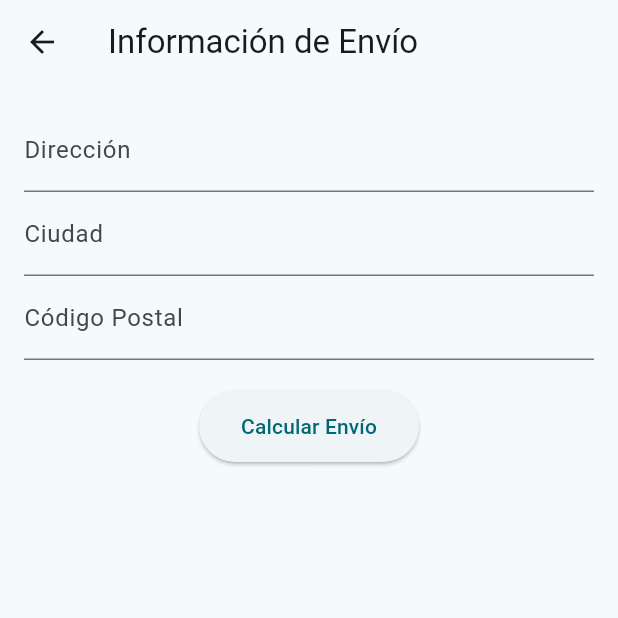
After one commit to Samase-13/corvi_app, a Flutter app: the ShippingFormPage screen opened directly, on a phone screen of 412 x 824 dp, the top half of it. The commit adds this screen. Run offline on Flutter 3.47's test engine with Material 3 defaults, Android fonts, the light colour scheme and no system bars; our stand-ins replace cached_network_image, equatable, flutter_bloc, fluttertoast, get_it, injectable and 1 more; accounts and stored records are empty; network calls fail; project files that could hold a hidden picture were left out.

Commit message:
envio y rastreo test

```diff
--- a/lib/src/data/api/ApiConfig.dart
+++ b/lib/src/data/api/ApiConfig.dart
@@ -4,4 +4,5 @@
 class ApiConfig {
   static const String API =
       "192.168.18.26:5000"; // Reemplaza con tu dirección IP local
+  static const String AUTH_TOKEN = "Bearer APP_USR-7085813680131461-111115-b2be23c77bd5c8fffa8b17f9fdd6d530-2090063386";
 }
--- /dev/null
+++ b/lib/src/presentation/pages/envio/ShippingFormPage.dart
@@ -0,0 +1,96 @@
+import 'package:flutter/material.dart';
+import 'package:flutter_bloc/flutter_bloc.dart';
+import 'package:corvi_app/src/presentation/pages/shoppingCart/bloc/CartBloc.dart';
+import 'package:corvi_app/src/presentation/pages/shoppingCart/bloc/CartEvent.dart';
+import 'package:corvi_app/src/presentation/pages/shoppingCart/bloc/CartState.dart';
+
+class ShippingFormPage extends StatefulWidget {
+  @override
+  _ShippingFormPageState createState() => _ShippingFormPageState();
+}
+
+class _ShippingFormPageState extends State<ShippingFormPage> {
+  final _formKey = GlobalKey<FormState>();
+  String address = '';
+  String city = '';
+  String postalCode = '';
+  bool _isLoading = false; // Variable para el estado de carga
+
+  @override
+  Widget build(BuildContext context) {
+    return BlocListener<CartBloc, CartState>(
+      listener: (context, state) {
+        setState(() {
+          _isLoading = false; // Detener la carga cuando hay una respuesta
+        });
+        if (state is ShippingCalculated) {
+          showDialog(
+            context: context,
+            builder: (_) => AlertDialog(
+              title: Text("Costo de Envío"),
+              content: Text("El costo de envío es S/. ${state.shippingCost.toStringAsFixed(2)}"),
+              actions: [
+                TextButton(
+                  onPressed: () => Navigator.pop(context),
+                  child: Text("Aceptar"),
+                ),
+              ],
+            ),
+          );
+        } else if (state is CartError) {
+          ScaffoldMessenger.of(context).showSnackBar(
+            SnackBar(content: Text(state.mensaje)),
+          );
+        }
+      },
+      child: Scaffold(
+        appBar: AppBar(title: Text('Información de Envío')),
+        body: Padding(
+          padding: const EdgeInsets.all(16.0),
+          child: Form(
+            key: _formKey,
+            child: Column(
+              children: [
+                TextFormField(
+                  decoration: InputDecoration(labelText: 'Dirección'),
+                  validator: (value) => value!.isEmpty ? 'Ingrese su dirección' : null,
+                  onSaved: (value) => address = value!,
+                ),
+                TextFormField(
+                  decoration: InputDecoration(labelText: 'Ciudad'),
+                  validator: (value) => value!.isEmpty ? 'Ingrese su ciudad' : null,
+                  onSaved: (value) => city = value!,
+                ),
+                TextFormField(
+                  decoration: InputDecoration(labelText: 'Código Postal'),
+                  validator: (value) => value!.isEmpty ? 'Ingrese su código postal' : null,
+                  onSaved: (value) => postalCode = value!,
+                ),
+                SizedBox(height: 20),
+                ElevatedButton(
+                  onPressed: _isLoading ? null : () {
+                    if (_formKey.currentState!.validate()) {
+                      _formKey.currentState!.save();
+                      setState(() {
+                        _isLoading = true; // Mostrar el indicador de carga
+                      });
+                      context.read<CartBloc>().add(
+                        CalculateShipping(address, city, postalCode),
+                      );
+                    }
+                  },
+                  child: _isLoading
+                    ? CircularProgressIndicator(color: Colors.white)
+                    : Text('Calcular Envío'),
+                  style: ElevatedButton.styleFrom(
+                    padding: EdgeInsets.symmetric(vertical: 14, horizontal: 28),
+                  ),
+                ),
+              ],
+            ),
+          ),
+        ),
+      ),
+    );
+  }
+}
--- a/lib/src/presentation/pages/shoppingCart/bloc/CartBloc.dart
+++ b/lib/src/presentation/pages/shoppingCart/bloc/CartBloc.dart
@@ -1,4 +1,5 @@
 import 'dart:convert';
+import 'package:corvi_app/src/data/dataSource/remote/services/ShippingService.dart';
 import 'package:flutter_bloc/flutter_bloc.dart';
 import 'package:shared_preferences/shared_preferences.dart';
 import 'CartEvent.dart';
@@ -6,11 +7,15 @@ import 'CartState.dart';
 import 'package:corvi_app/src/domain/models/Repuestos.dart';
 
 class CartBloc extends Bloc<CartEvent, CartState> {
+  final ShippingService shippingService = ShippingService();
+
   CartBloc() : super(CartInitial()) {
     on<LoadCart>(_onLoadCart);
     on<AddProductToCart>(_onAddProductToCart);
     on<RemoveProductFromCart>(_onRemoveProductFromCart);
     on<UpdateProductQuantity>(_onUpdateProductQuantity);
+    on<CalculateShipping>(_onCalculateShipping);
+    on<TrackShipping>(_onTrackShipping);
     add(LoadCart()); // Disparar el evento para cargar el carrito al iniciar
   }
 
@@ -106,4 +111,27 @@ class CartBloc extends Bloc<CartEvent, CartState> {
     await prefs.setString('cartProducts', productosJson);
     await prefs.setString('cartQuantities', cantidadesJson);
   }
+  Future<void> _onCalculateShipping(
+    CalculateShipping event, Emitter<CartState> emit) async {
+  try {
+    if (state is CartLoaded) {
+      List<Repuesto> products = (state as CartLoaded).productos;
+      double shippingCost = await shippingService.calculateShippingCost(products);
+
+      emit(ShippingCalculated(shippingCost));
+    }
+  } catch (e) {
+    emit(CartError('Error al calcular el envío')); // Usar CartError en lugar de ErrorState
+  }
 }
+
+Future<void> _onTrackShipping(
+    TrackShipping event, Emitter<CartState> emit) async {
+  try {
+    String status = await shippingService.trackShipping(event.trackingNumber);
+    emit(ShippingTracked(status));
+  } catch (e) {
+    emit(CartError('Error al rastrear el envío')); // Usar CartError en lugar de ErrorState
+  }
+ }
+}
--- a/lib/src/presentation/pages/shoppingCart/bloc/CartEvent.dart
+++ b/lib/src/presentation/pages/shoppingCart/bloc/CartEvent.dart
@@ -37,4 +37,19 @@ class UpdateProductQuantity extends CartEvent {
   List<Object?> get props => [producto, cantidad];
 }
 
+// CartEvent.dart
+class CalculateShipping extends CartEvent {
+  final String address;
+  final String city;
+  final String postalCode;
+
+  CalculateShipping(this.address, this.city, this.postalCode);
+}
+
+class TrackShipping extends CartEvent {
+  final String trackingNumber;
+
+  TrackShipping(this.trackingNumber);
+}
+
 class LoadCart extends CartEvent {}
--- a/lib/src/presentation/pages/shoppingCart/bloc/CartState.dart
+++ b/lib/src/presentation/pages/shoppingCart/bloc/CartState.dart
@@ -37,3 +37,16 @@ class CartError extends CartState {
   @override
   List<Object?> get props => [mensaje];
 }
+
+// CartState.dart
+class ShippingCalculated extends CartState {
+  final double shippingCost;
+
+  ShippingCalculated(this.shippingCost);
+}
+
+class ShippingTracked extends CartState {
+  final String status;
+
+  ShippingTracked(this.status);
+}
--- a/pubspec.yaml
+++ b/pubspec.yaml
@@ -48,6 +48,7 @@ dependencies:
   equatable: ^2.0.5
   shared_preferences: ^2.0.15
   cached_network_image: ^3.2.3
+  provider: ^6.0.0
 
 dev_dependencies:
   flutter_test:
```
Also changed, not shown: lib/src/data/dataSource/remote/services/ShippingService.dart (added, +54 -0 lines), lib/src/domain/order_provider/order_provider.dart (added, +21 -0 lines), lib/src/presentation/pages/rastreo/TrackShippingPage.dart (added, +95 -0 lines), lib/src/presentation/pages/shoppingCart/ShoppingCart.dart (+74 -12 lines), pubspec.lock.
